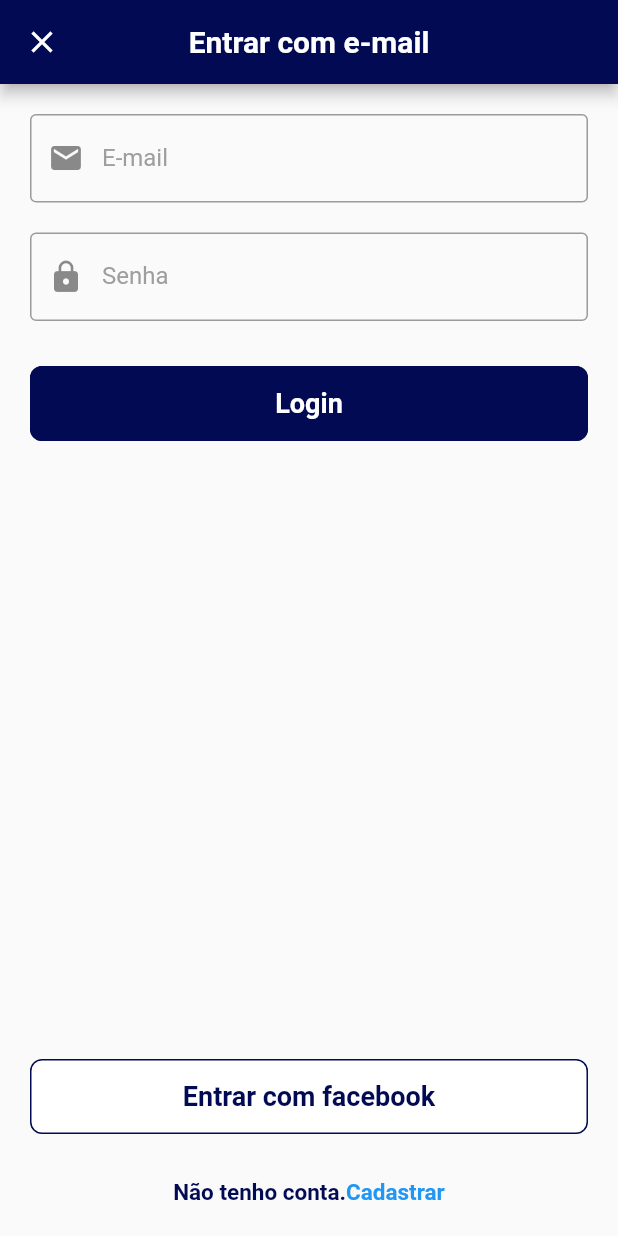
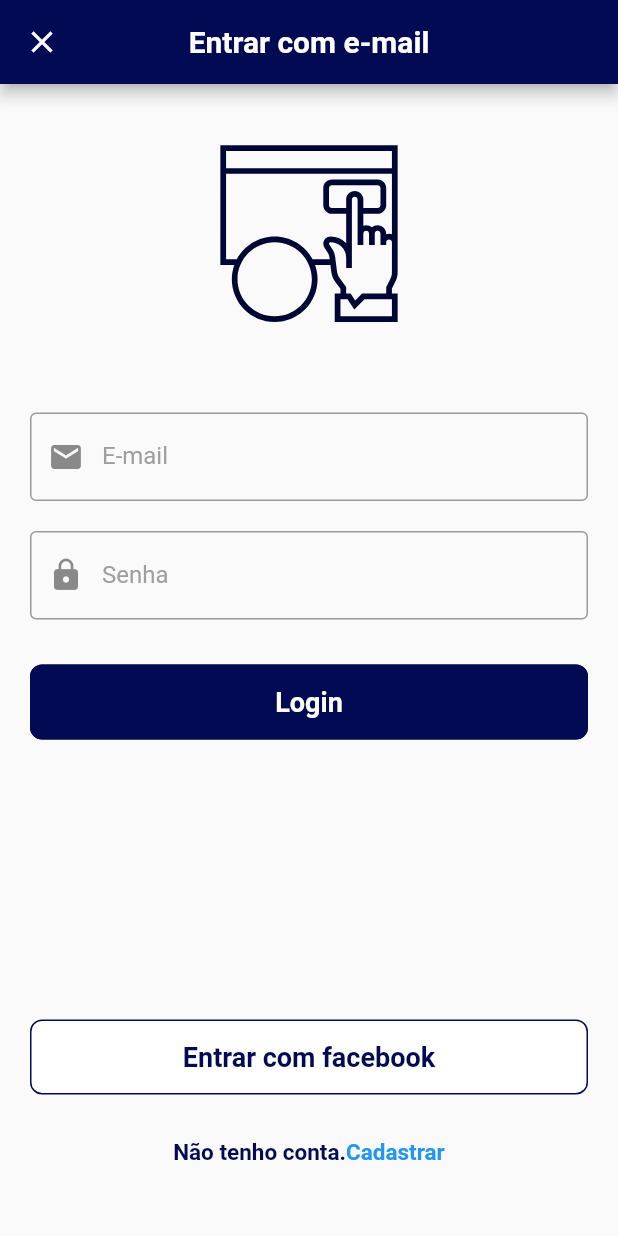
Before and after one commit to GabrielleAmorim/teste_mesa_mobile, a Flutter app: the screen it shows after launch, after a tap on "Entrar com e-mail", on a phone screen of 412 x 824 dp. Run offline on Flutter 3.47's test engine with Material 2 defaults, Android fonts, the phone set to English and light mode, and no system bars; our stand-ins replace flutter_svg, get, toast.

Commit message:
feature: tela login funcional

```diff
--- /dev/null
+++ b/lib/controller/tela_login_controller.dart
@@ -0,0 +1,28 @@
+
+import 'package:flutter/cupertino.dart';
+import 'package:get/get.dart';
+import 'package:teste_mesa_mobile/exception/sem_conexao_exception.dart';
+import 'package:teste_mesa_mobile/service/tela_login_service.dart';
+import 'package:toast/toast.dart';
+
+class TelaLoginController extends GetxController{
+
+  final TelaLoginService telaLoginService = new TelaLoginService();
+
+  @override
+  void onInit() {}
+
+  login (String email, String senha, BuildContext context) async {
+    try{
+      var token = await telaLoginService.login(email, senha);
+      Toast.show("Deu bom demaissss " + token, context, duration: Toast.LENGTH_SHORT, gravity: Toast.BOTTOM);
+    } on SemConexaoException {
+      Toast.show("Ooops, você está sem conexão! Verifica sua rede wifi ou dados móveis e tente novamente!", context, duration: Toast.LENGTH_SHORT, gravity: Toast.BOTTOM);
+    } catch (e) {
+      Toast.show(e.toString(), context, duration: Toast.LENGTH_SHORT, gravity: Toast.BOTTOM);
+    }
+
+  }
+
+
+}
--- /dev/null
+++ b/lib/exception/sem_conexao_exception.dart
@@ -0,0 +1,7 @@
+class SemConexaoException implements Exception {
+
+  String errorMessage() {
+    return 'Sem Conexão';
+  }
+
+}
--- a/lib/view/tela_inicial.dart
+++ b/lib/view/tela_inicial.dart
@@ -93,8 +93,9 @@ class TelaInicial extends StatelessWidget{
                               print("Clicou");
                             },
                           ),
-                        )],
-                    )
+                        )
+                      ],
+                    ),
                   ],
                 )
             )
--- a/lib/view/tela_login.dart
+++ b/lib/view/tela_login.dart
@@ -1,16 +1,26 @@
 import 'package:flutter/cupertino.dart';
 import 'package:flutter/material.dart';
+import 'package:flutter_svg/flutter_svg.dart';
 import 'package:get/get.dart';
+import 'package:teste_mesa_mobile/controller/tela_login_controller.dart';
 import 'package:teste_mesa_mobile/util/values.dart';
 
-class TelaLogin extends StatelessWidget{
+class TelaLogin extends StatelessWidget {
+
+  final TelaLoginController _telaLoginController = Get.put(TelaLoginController());
+
+  var emailController = TextEditingController();
+  var senhaController = TextEditingController();
 
   @override
   Widget build(BuildContext context) {
     return new Scaffold(
         appBar: new AppBar(
           centerTitle: true,
-        title: Text("Entrar com e-mail", style: TextStyle(color: Colors.white, fontWeight: FontWeight.bold),),
+          title: Text(
+            "Entrar com e-mail",
+            style: TextStyle(color: Colors.white, fontWeight: FontWeight.bold),
+          ),
           backgroundColor: Values.MAIN_COLOR,
           leading: IconButton(
             icon: Icon(Icons.close, color: Colors.white),
@@ -19,11 +29,22 @@ class TelaLogin extends StatelessWidget{
             },
           ),
         ),
-      body: Container(
-        height: MediaQuery.of(context).size.height,
+        body: ListView(
+          shrinkWrap: true,
+          children: [
+            Container(
+              height: MediaQuery.of(context).size.height * 0.9,
               child: Column(
                 children: <Widget>[
-            Padding(
+                  Container(
+                    padding: EdgeInsets.only(top: 40, bottom: 40),
+                    child: SvgPicture.asset(
+                      "assets/images/img_tela_login.svg",
+                      excludeFromSemantics: true,
+                    ),
+                  ),
+                  Form(
+                    child: Padding(
                       padding: EdgeInsets.all(20),
                       child: Column(
                         children: <Widget>[
@@ -37,8 +58,8 @@ class TelaLogin extends StatelessWidget{
                                     fontSize: 16,
                                     color: Colors.grey,
                                     fontWeight: FontWeight.normal),
-                        //errorText: this.erroNome,
                               ),
+                              controller: this.emailController,
                             ),
                           ),
                           Container(
@@ -53,8 +74,8 @@ class TelaLogin extends StatelessWidget{
                                       fontSize: 16,
                                       color: Colors.grey,
                                       fontWeight: FontWeight.normal),
-                      //errorText: this.erroNome,
                                 ),
+                                controller: this.senhaController,
                               ),
                             ),
                           ),
@@ -69,17 +90,28 @@ class TelaLogin extends StatelessWidget{
                                 color: Values.MAIN_COLOR,
                                 textColor: Values.MAIN_COLOR,
                                 padding: EdgeInsets.all(8.0),
-                    onPressed: () {},
-                    child: Text("Login", overflow: TextOverflow.ellipsis, style: TextStyle(color: Colors.white, fontWeight: FontWeight.bold, fontSize: 18))
-                ),
+                                onPressed: () {
+                                  FocusScope.of(context).unfocus();
+                                  Get.find<TelaLoginController>().login(
+                                      emailController.text.toString().trim(),
+                                      senhaController.text.toString().trim(),
+                                      context);
+                                },
+                                child: Text("Login",
+                                    overflow: TextOverflow.ellipsis,
+                                    style: TextStyle(
+                                        color: Colors.white,
+                                        fontWeight: FontWeight.bold,
+                                        fontSize: 18))),
                           ),
                         ],
+                      ),
                     ),
                   ),
                   Expanded(
                     child: Align(
                       alignment: Alignment.bottomCenter,
-                child:           Column(
+                      child: Column(
                         mainAxisAlignment: MainAxisAlignment.end,
                         children: [
                           Align(
@@ -88,39 +120,56 @@ class TelaLogin extends StatelessWidget{
                                 mainAxisAlignment: MainAxisAlignment.end,
                                 children: [
                                   Container(
-                        padding: EdgeInsets.only(top: 30, right: 20, left: 20),
+                                    padding: EdgeInsets.only(
+                                        top: 30, right: 20, left: 20),
                                     width: MediaQuery.of(context).size.width,
                                     height: 80,
                                     child: FlatButton(
                                         shape: RoundedRectangleBorder(
-                                borderRadius: BorderRadius.circular(8.0),
-                                side: BorderSide(color: Values.MAIN_COLOR)),
+                                            borderRadius:
+                                            BorderRadius.circular(8.0),
+                                            side: BorderSide(
+                                                color: Values.MAIN_COLOR)),
                                         color: Colors.white,
                                         textColor: Values.MAIN_COLOR,
                                         padding: EdgeInsets.all(8.0),
-                            onPressed: () {
-                              Get.to(TelaLogin());
-                            },
-                            child: Text("Entrar com facebook", overflow: TextOverflow.ellipsis, style: TextStyle(color: Values.MAIN_COLOR, fontWeight: FontWeight.bold, fontSize: 18))
-                        ),
+                                        onPressed: () {},
+                                        child: Text("Entrar com facebook",
+                                            overflow: TextOverflow.ellipsis,
+                                            style: TextStyle(
+                                                color: Values.MAIN_COLOR,
+                                                fontWeight: FontWeight.bold,
+                                                fontSize: 18))),
                                   ),
                                   Row(
                                     mainAxisAlignment: MainAxisAlignment.center,
                                     children: [
                                       Container(
-                              padding: EdgeInsets.only(top:30, bottom: 20),
-                              child: Text("Não tenho conta.", style: TextStyle(color: Values.MAIN_COLOR, fontWeight: FontWeight.bold, fontSize: 15),)
-                          ),
+                                          padding:
+                                          EdgeInsets.only(top: 30, bottom: 20),
+                                          child: Text(
+                                            "Não tenho conta.",
+                                            style: TextStyle(
+                                                color: Values.MAIN_COLOR,
+                                                fontWeight: FontWeight.bold,
+                                                fontSize: 15),
+                                          )),
                                       Container(
-                            padding: EdgeInsets.only(top:30, bottom: 20),
+                                        padding:
+                                        EdgeInsets.only(top: 30, bottom: 20),
                                         child: GestureDetector(
-                              child: Text("Cadastrar", style: TextStyle(color: Colors.blue, fontWeight: FontWeight.bold, fontSize: 15)),
+                                          child: Text("Cadastrar",
+                                              style: TextStyle(
+                                                  color: Colors.blue,
+                                                  fontWeight: FontWeight.bold,
+                                                  fontSize: 15)),
                                           onTap: () {
                                             print("Clicou");
                                           },
                                         ),
-                          )],
                                       )
+                                    ],
+                                  ),
                                 ],
                               )
                           )
@@ -131,61 +180,8 @@ class TelaLogin extends StatelessWidget{
                 ],
               ),
             )
-
-
-//      Column(
-//        children: [
-//          Column(
-//            mainAxisAlignment: MainAxisAlignment.start,
-//            children: [
-//              Container(
-//                padding: EdgeInsets.all(20),
-//                child: TextFormField(
-//                  decoration: InputDecoration(
-//                    prefixIcon: Icon(Icons.email),
-//                    border: OutlineInputBorder(),
-//                    labelText: 'E-mail',
-//                    labelStyle: TextStyle(
-//                        fontSize: 16,
-//                        color: Colors.grey,
-//                        fontWeight: FontWeight.normal),
-//                    //errorText: this.erroNome,
-//                  ),
-//                ),
-//              ),
-//              Container(
-//                padding: EdgeInsets.only(left: 20, right: 20, top: 5, bottom: 10),
-//                child: TextFormField(
-//                  decoration: InputDecoration(
-//                    prefixIcon: Icon(Icons.lock),
-//                    border: OutlineInputBorder(),
-//                    labelText: 'Senha',
-//                    labelStyle: TextStyle(
-//                        fontSize: 16,
-//                        color: Colors.grey,
-//                        fontWeight: FontWeight.normal),
-//                    //errorText: this.erroNome,
-//                  ),
-//                ),
-//              ),
-//              Container(
-//                padding: EdgeInsets.only(top: 25, right: 20, left: 20),
-//                width: MediaQuery.of(context).size.width,
-//                height: 80,
-//                child: FlatButton(
-//                    shape: RoundedRectangleBorder(
-//                        borderRadius: BorderRadius.circular(8.0),
-//                        side: BorderSide(color: Values.MAIN_COLOR)),
-//                    color: Values.MAIN_COLOR,
-//                    textColor: Values.MAIN_COLOR,
-//                    padding: EdgeInsets.all(8.0),
-//                    onPressed: () {},
-//                    child: Text("Login", overflow: TextOverflow.ellipsis, style: TextStyle(color: Colors.white, fontWeight: FontWeight.bold, fontSize: 18))
-//                ),
-//              ),
-//            ],
-//          ),
+          ],
+        )
     );
   }
-
 }
--- a/pubspec.yaml
+++ b/pubspec.yaml
@@ -15,6 +15,10 @@ dependencies:
   cupertino_icons: ^0.1.3
   flutter_svg: ^0.18.0
   get: ^3.4.6
+  http: ^0.12.2
+  toast: ^0.1.5
+
+
 
 
 dev_dependencies:
```
Also changed, not shown: lib/service/http.dart (added, +25 -0 lines), lib/service/request.dart (added, +7 -0 lines), lib/service/tela_login_service.dart (added, +35 -0 lines), assets/images/img_tela_login.svg (added). Lines whose indentation alone changed are shown as unchanged.
